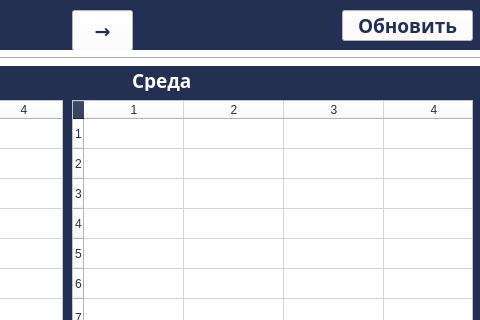
Before: the Qt Designer form ui/diary.ui in Ulbandus/e-school, drawn with Qt 5; both pictures show x 758 to 1238 and y 0 to 320 of the 1238 by 679 pixel window.
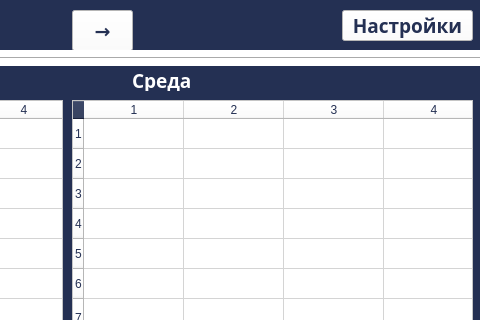
After: the same form once the commit is applied.

The edit to the form file:
```diff
--- a/ui/diary.ui
+++ b/ui/diary.ui
@@ -544,7 +544,7 @@
 color: rgb(36, 48, 83)</string>
    </property>
    <property name="text">
-    <string>Обновить</string>
+    <string>Настройки</string>
    </property>
   </widget>
   <zorder>pushButton</zorder>
```
Left out of the diff: 4 changed lines with no effect on the pictures.
